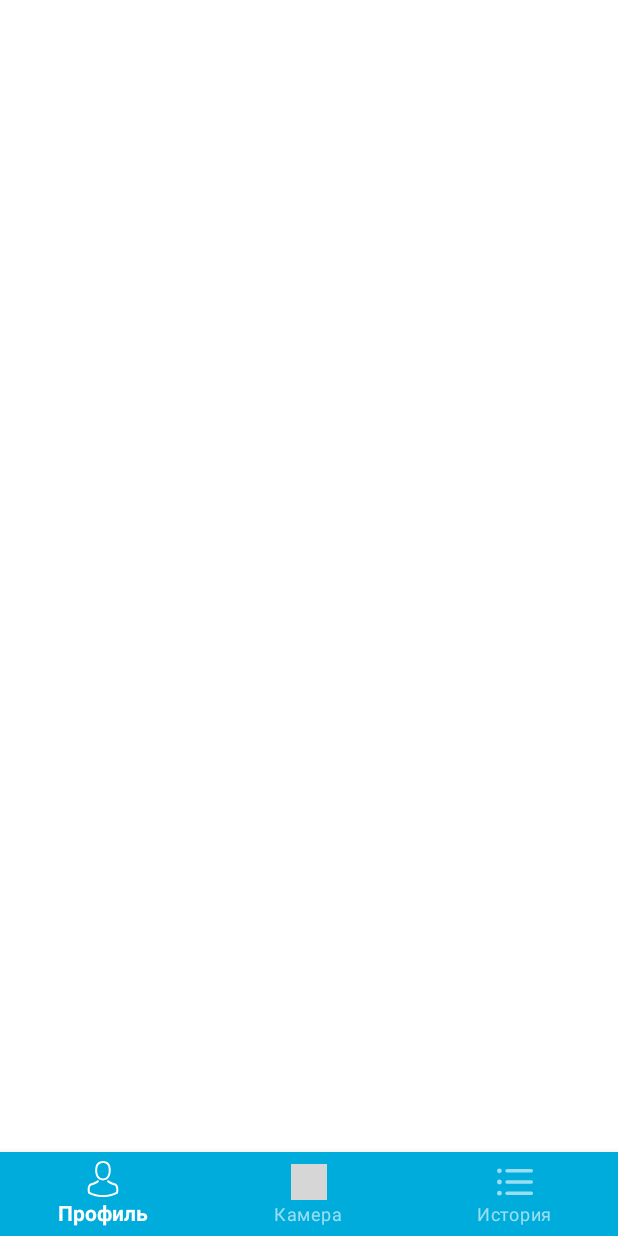
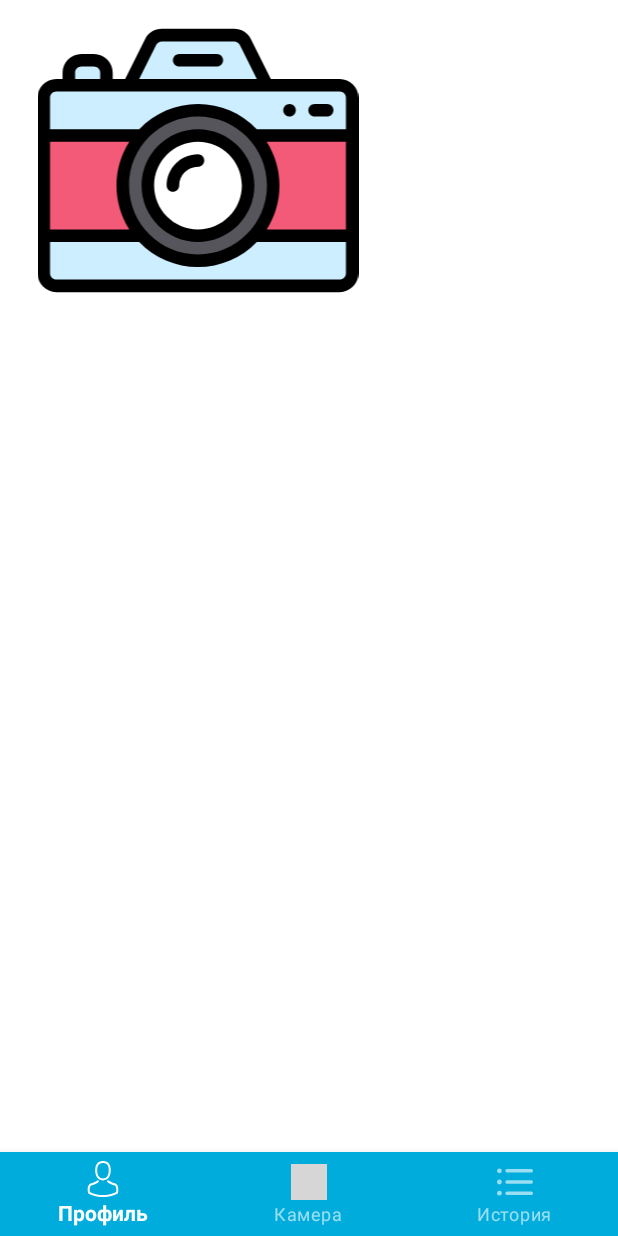
Before and after one commit to darxio/android, an Android app: the layout activity_main.xml on its own in the app's theme, with its tools: preview values and no code run, on a phone screen of 412 x 824 dp. Run offline under Robolectric (Android 15) with nearby library versions, the phone set to English and light mode, and no system bars; grey boxes are pictures that could not be loaded.

Commit message:
some changes

```diff
--- a/app/src/main/java/com/darx/foodscaner/fragments/CameraFragment.kt
+++ b/app/src/main/java/com/darx/foodscaner/fragments/CameraFragment.kt
@@ -45,6 +45,7 @@ import com.darx.foodscaner.services.ConnectivityInterceptorImpl
 import com.darx.foodscaner.services.NetworkDataSource
 import com.darx.foodscaner.services.NetworkDataSourceImpl
 import kotlinx.android.synthetic.main.activity_live_barcode_kotlin.*
+import kotlinx.android.synthetic.main.activity_main.*
 import kotlinx.android.synthetic.main.top_action_bar_in_live_camera.*
 
 
--- a/app/src/main/res/layout/activity_main.xml
+++ b/app/src/main/res/layout/activity_main.xml
@@ -19,6 +19,13 @@
       android:layout_height="match_parent"
       android:layout_above="@id/bottom_navigation"/>
 
+  <ImageView
+          android:id="@+id/no_permission_stub"
+          android:layout_width="264dp"
+          android:layout_height="214dp"
+          android:src="@drawable/ic_camera"
+          android:visibility="visible" />
+
   <com.google.android.material.bottomnavigation.BottomNavigationView
       android:id="@+id/bottom_navigation"
       android:layout_width="match_parent"
```
Also changed, not shown: app/src/main/java/com/darx/foodscaner/MainActivity.kt (+27 -8 lines), app/src/main/res/layout/activity_live_barcode_kotlin.xml (+1 -15 lines).
